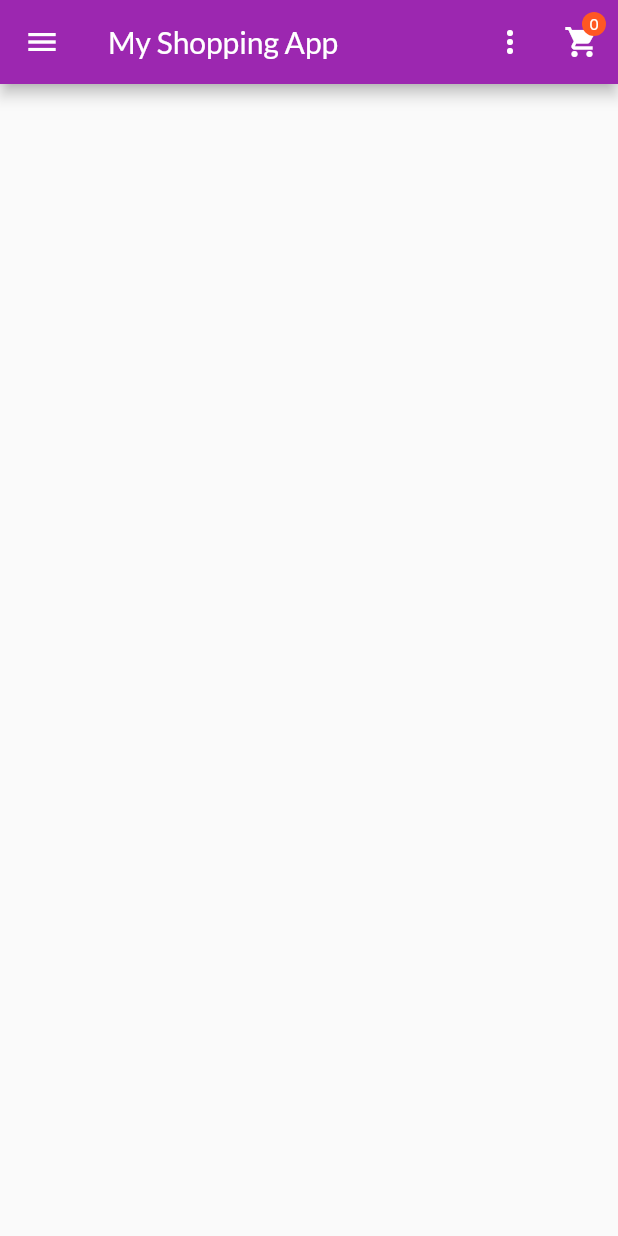
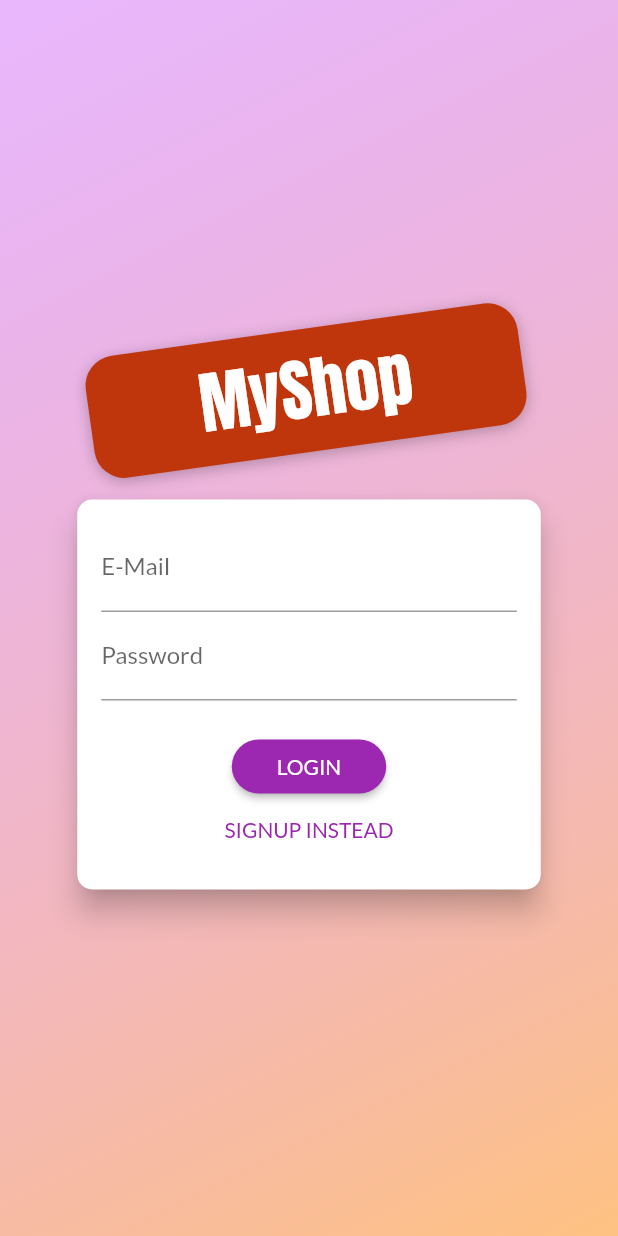
Before and after one commit to ashishkarki/Flutter-MobileDev-Practice, a Flutter app: the screen it shows after launch, on a phone screen of 412 x 824 dp. Run offline on Flutter 3.47's test engine with Material 2 defaults, Android fonts, the phone set to English and light mode, and no system bars; our stand-ins replace toast.

Commit message:
Starting work on user authentication. added a ready-made auth-screen file from the tutorial

```diff
--- a/flutter_shopping_app/lib/main.dart
+++ b/flutter_shopping_app/lib/main.dart
@@ -11,6 +11,7 @@ import 'providers/cart_provider.dart';
 import './screens/cart_screen.dart';
 import './screens/user_products_screen.dart';
 import './screens/edit_product_screen.dart';
+import './screens/auth_screen.dart';
 
 void main() => runApp(MyApp());
 
@@ -36,8 +37,10 @@ class MyApp extends StatelessWidget {
           accentColor: Colors.deepOrange,
           fontFamily: 'Lato',
         ),
-        home: ProductsOverviewScreen(),
+        home: AuthScreen(),
         routes: {
+          AuthScreen.routeName: (ctx) => AuthScreen(),
+          ProductsOverviewScreen.routeName: (ctx) => ProductsOverviewScreen(),
           ProductDetailScreen.routeName: (ctx) => ProductDetailScreen(),
           CartScreen.routeName: (ctx) => CartScreen(),
           OrdersScreen.routeName: (ctx) => OrdersScreen(),
--- /dev/null
+++ b/flutter_shopping_app/lib/screens/auth_screen.dart
@@ -0,0 +1,226 @@
+import 'dart:math';
+
+import 'package:flutter/material.dart';
+
+enum AuthMode { Signup, Login }
+
+class AuthScreen extends StatelessWidget {
+  static const routeName = '/auth';
+
+  @override
+  Widget build(BuildContext context) {
+    final deviceSize = MediaQuery.of(context).size;
+    // final transformConfig = Matrix4.rotationZ(-8 * pi / 180);
+    // transformConfig.translate(-10.0);
+    return Scaffold(
+      // resizeToAvoidBottomInset: false,
+      body: Stack(
+        children: <Widget>[
+          Container(
+            decoration: BoxDecoration(
+              gradient: LinearGradient(
+                colors: [
+                  Color.fromRGBO(215, 117, 255, 1).withOpacity(0.5),
+                  Color.fromRGBO(255, 188, 117, 1).withOpacity(0.9),
+                ],
+                begin: Alignment.topLeft,
+                end: Alignment.bottomRight,
+                stops: [0, 1],
+              ),
+            ),
+          ),
+          SingleChildScrollView(
+            child: Container(
+              height: deviceSize.height,
+              width: deviceSize.width,
+              child: Column(
+                mainAxisAlignment: MainAxisAlignment.center,
+                crossAxisAlignment: CrossAxisAlignment.center,
+                children: <Widget>[
+                  Flexible(
+                    child: Container(
+                      margin: EdgeInsets.only(bottom: 20.0),
+                      padding:
+                          EdgeInsets.symmetric(vertical: 8.0, horizontal: 74.0),
+                      transform: Matrix4.rotationZ(-8 * pi / 180)
+                        ..translate(-8.0, 12.0),
+                      decoration: BoxDecoration(
+                        borderRadius: BorderRadius.circular(20),
+                        color: Colors.deepOrange.shade900,
+                        boxShadow: [
+                          BoxShadow(
+                            blurRadius: 8,
+                            color: Colors.black26,
+                            offset: Offset(0, 2),
+                          )
+                        ],
+                      ),
+                      child: Text(
+                        'MyShop',
+                        style: TextStyle(
+                          color: Theme.of(context).accentTextTheme.title.color,
+                          fontSize: 45,
+                          fontFamily: 'Anton',
+                          fontWeight: FontWeight.normal,
+                        ),
+                      ),
+                    ),
+                  ),
+                  Flexible(
+                    flex: deviceSize.width > 600 ? 2 : 1,
+                    child: AuthCard(),
+                  ),
+                ],
+              ),
+            ),
+          ),
+        ],
+      ),
+    );
+  }
+}
+
+class AuthCard extends StatefulWidget {
+  const AuthCard({
+    Key key,
+  }) : super(key: key);
+
+  @override
+  _AuthCardState createState() => _AuthCardState();
+}
+
+class _AuthCardState extends State<AuthCard> {
+  final GlobalKey<FormState> _formKey = GlobalKey();
+  AuthMode _authMode = AuthMode.Login;
+  Map<String, String> _authData = {
+    'email': '',
+    'password': '',
+  };
+  var _isLoading = false;
+  final _passwordController = TextEditingController();
+
+  void _submit() {
+    if (!_formKey.currentState.validate()) {
+      // Invalid!
+      return;
+    }
+    _formKey.currentState.save();
+    setState(() {
+      _isLoading = true;
+    });
+    if (_authMode == AuthMode.Login) {
+      // Log user in
+    } else {
+      // Sign user up
+    }
+    setState(() {
+      _isLoading = false;
+    });
+  }
+
+  void _switchAuthMode() {
+    if (_authMode == AuthMode.Login) {
+      setState(() {
+        _authMode = AuthMode.Signup;
+      });
+    } else {
+      setState(() {
+        _authMode = AuthMode.Login;
+      });
+    }
+  }
+
+  @override
+  Widget build(BuildContext context) {
+    final deviceSize = MediaQuery.of(context).size;
+    return Card(
+      shape: RoundedRectangleBorder(
+        borderRadius: BorderRadius.circular(10.0),
+      ),
+      elevation: 8.0,
+      child: Container(
+        height: _authMode == AuthMode.Signup ? 320 : 260,
+        constraints:
+            BoxConstraints(minHeight: _authMode == AuthMode.Signup ? 320 : 260),
+        width: deviceSize.width * 0.75,
+        padding: EdgeInsets.all(16.0),
+        child: Form(
+          key: _formKey,
+          child: SingleChildScrollView(
+            child: Column(
+              children: <Widget>[
+                TextFormField(
+                  decoration: InputDecoration(labelText: 'E-Mail'),
+                  keyboardType: TextInputType.emailAddress,
+                  validator: (value) {
+                    if (value.isEmpty || !value.contains('@')) {
+                      return 'Invalid email!';
+                    }
+                    return null;
+                  },
+                  onSaved: (value) {
+                    _authData['email'] = value;
+                  },
+                ),
+                TextFormField(
+                  decoration: InputDecoration(labelText: 'Password'),
+                  obscureText: true,
+                  controller: _passwordController,
+                  validator: (value) {
+                    if (value.isEmpty || value.length < 5) {
+                      return 'Password is too short!';
+                    }
+                    return null;
+                  },
+                  onSaved: (value) {
+                    _authData['password'] = value;
+                  },
+                ),
+                if (_authMode == AuthMode.Signup)
+                  TextFormField(
+                    enabled: _authMode == AuthMode.Signup,
+                    decoration: InputDecoration(labelText: 'Confirm Password'),
+                    obscureText: true,
+                    validator: _authMode == AuthMode.Signup
+                        ? (value) {
+                            if (value != _passwordController.text) {
+                              return 'Passwords do not match!';
+                            }
+                            return null;
+                          }
+                        : null,
+                  ),
+                SizedBox(
+                  height: 20,
+                ),
+                if (_isLoading)
+                  CircularProgressIndicator()
+                else
+                  RaisedButton(
+                    child:
+                        Text(_authMode == AuthMode.Login ? 'LOGIN' : 'SIGN UP'),
+                    onPressed: _submit,
+                    shape: RoundedRectangleBorder(
+                      borderRadius: BorderRadius.circular(30),
+                    ),
+                    padding:
+                        EdgeInsets.symmetric(horizontal: 30.0, vertical: 8.0),
+                    color: Theme.of(context).primaryColor,
+                    textColor: Theme.of(context).primaryTextTheme.button.color,
+                  ),
+                FlatButton(
+                  child: Text(
+                      '${_authMode == AuthMode.Login ? 'SIGNUP' : 'LOGIN'} INSTEAD'),
+                  onPressed: _switchAuthMode,
+                  padding: EdgeInsets.symmetric(horizontal: 30.0, vertical: 4),
+                  materialTapTargetSize: MaterialTapTargetSize.shrinkWrap,
+                  textColor: Theme.of(context).primaryColor,
+                ),
+              ],
+            ),
+          ),
+        ),
+      ),
+    );
+  }
+}
--- a/flutter_shopping_app/lib/screens/products_overview_screen.dart
+++ b/flutter_shopping_app/lib/screens/products_overview_screen.dart
@@ -20,6 +20,7 @@ class _ProductsOverviewScreenState extends State<ProductsOverviewScreen> {
   var _showOnlyFavorites = false;
   var _isInit = true;
   var _isLoading = false;
+  var _isError = false;
 
   @override
   void initState() {
@@ -39,6 +40,7 @@ class _ProductsOverviewScreenState extends State<ProductsOverviewScreen> {
     if (_isInit) {
       setState(() {
         _isLoading = true;
+        _isError = true;
       });
 
       Provider.of<ProductsProvider>(context).fetechAndSetProducts().then((_) {
@@ -48,6 +50,7 @@ class _ProductsOverviewScreenState extends State<ProductsOverviewScreen> {
       }).catchError((error) {
         setState(() {
           _isLoading = false;
+          _isError = true;
         });
       });
     }
@@ -109,7 +112,19 @@ class _ProductsOverviewScreenState extends State<ProductsOverviewScreen> {
           ? Center(
               child: CircularProgressIndicator(),
             )
-          : ProductsGridViewWidget(_showOnlyFavorites),
+          : _isError
+              ? Container(
+                  padding: const EdgeInsets.all(15.0),
+                  child: Text(
+                    'Sorry some error occurred. Re-start the app or contact the administrator.',
+                    style: TextStyle(
+                      color: Colors.red,
+                      fontStyle: FontStyle.italic,
+                      backgroundColor: Colors.black45,
+                    ),
+                  ),
+                )
+              : ProductsGridViewWidget(_showOnlyFavorites),
     );
   }
 }
```
